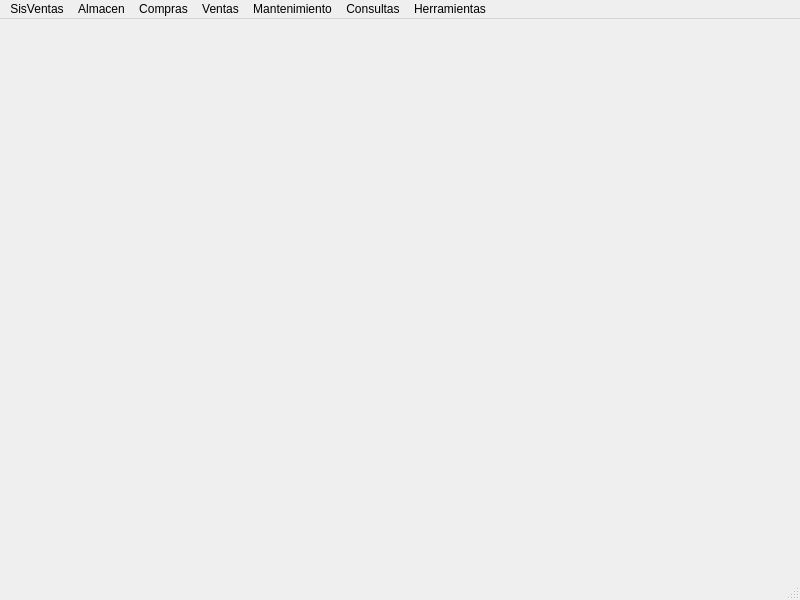
This is Sistema de ventas/ui/FrmPrincipal.ui in CodeDrTech/DevelopPython as Qt 5 draws it before an edit. The edited form follows.
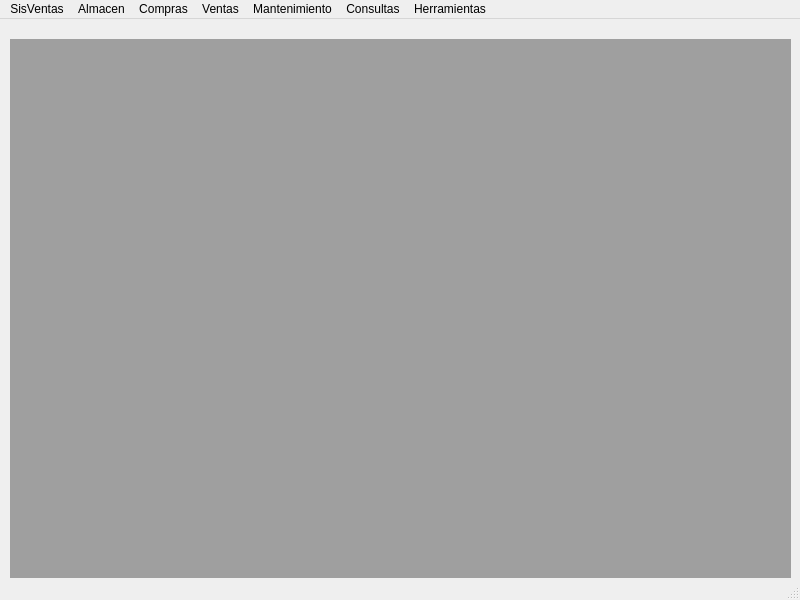
This is the edited form.

The edit to the form file:
```diff
--- a/Sistema de ventas/ui/FrmPrincipal.ui
+++ b/Sistema de ventas/ui/FrmPrincipal.ui
@@ -13,7 +13,18 @@
   <property name="windowTitle">
    <string>MainWindow</string>
   </property>
-  <widget class="QWidget" name="centralwidget"/>
+  <widget class="QWidget" name="centralwidget">
+   <widget class="QMdiArea" name="mdiArea">
+    <property name="geometry">
+     <rect>
+      <x>10</x>
+      <y>20</y>
+      <width>781</width>
+      <height>551</height>
+     </rect>
+    </property>
+   </widget>
+  </widget>
   <widget class="QMenuBar" name="menubar">
    <property name="geometry">
     <rect>
```
